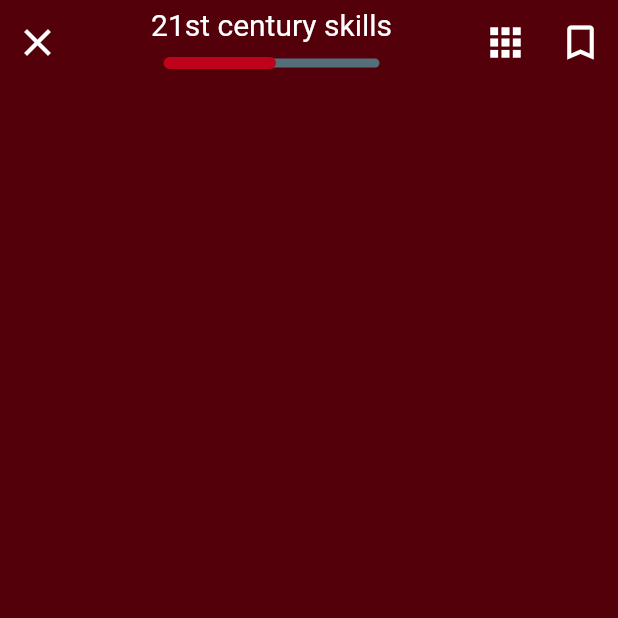
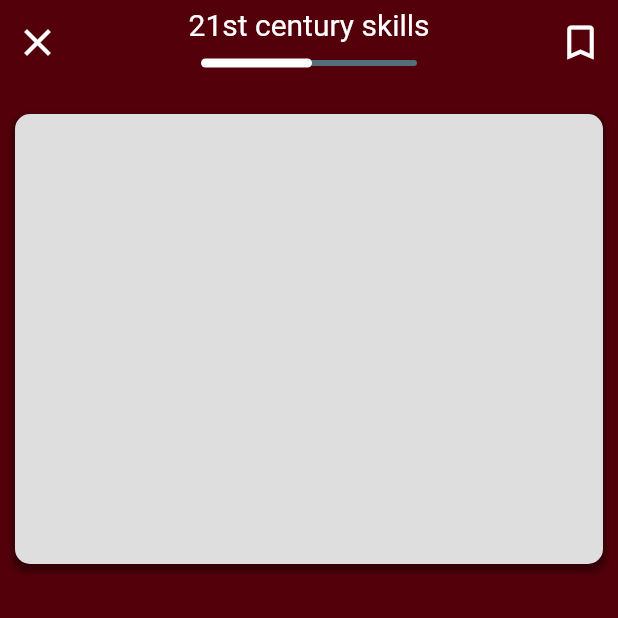
Before and after one commit to huydung/hdi_academy, a Flutter app: the screen it shows after launch, on a phone screen of 412 x 824 dp, the top half of it. Run offline on Flutter 3.47's test engine with Material 2 defaults, Android fonts, the phone set to English and light mode, and no system bars; our stand-ins replace logger.

Commit message:
Added an example blank card. Call it a day!

```diff
--- a/lib/constants.dart
+++ b/lib/constants.dart
@@ -18,6 +18,7 @@ const double kHDISubtitleFontSize = 20;
 const Color kHDISubtleColor = Color(0xFF90A4AE);
 const double kHDIIconSize = 30;
 const Color kHDIColorWhite = Colors.white;
+const Color kHDIColorBrightGrey = Color(0xFFDEDEDE);
 const Color kHDIColorSubtleGrey = Color(0xFF546E7A);
 
 class Routes {
--- a/lib/screens/PageViewLesson.dart
+++ b/lib/screens/PageViewLesson.dart
@@ -1,5 +1,6 @@
 import 'package:flutter/material.dart';
 import 'package:hdi_academy/constants.dart';
+import 'package:hdi_academy/widgets/LearningCard.dart';
 import 'package:hdi_academy/widgets/TopNavigator.dart';
 
 class PageViewLesson extends StatefulWidget {
@@ -19,7 +20,11 @@ class _PageViewLessonState extends State<PageViewLesson> {
               Container(
                 height: kHDIAppBarHeight,
                 child: TopNavigator(),
-              )
+              ),
+              SizedBox(
+                height: kHDISmallMargin,
+              ),
+              LearningCard(),
             ],
           ),
         ),
--- /dev/null
+++ b/lib/widgets/LearningCard.dart
@@ -0,0 +1,26 @@
+import 'package:flutter/material.dart';
+import 'package:hdi_academy/constants.dart';
+
+class LearningCard extends StatelessWidget {
+  final Widget child;
+  LearningCard({this.child});
+
+  @override
+  Widget build(BuildContext context) {
+    return Container(
+      height: 300,
+      margin: EdgeInsets.all(kHDISmallMargin),
+      decoration: BoxDecoration(
+        borderRadius: BorderRadius.circular(kHDISmallMargin),
+        color: kHDIColorBrightGrey,
+        boxShadow: [
+          BoxShadow(
+              color: Colors.black38,
+              offset: Offset(0, 3),
+              spreadRadius: 2,
+              blurRadius: 3)
+        ],
+      ),
+    );
+  }
+}
--- a/lib/widgets/TopNavigator.dart
+++ b/lib/widgets/TopNavigator.dart
@@ -50,12 +50,12 @@ class _TopNavigatorState extends State<TopNavigator> {
                       max: learningSession.currentChapter.lessonsCount
                           .toDouble(),
                       value: 3,
-                      activeColor: kHDIPrimaryColor,
+                      activeColor: kHDIColorWhite,
                       inactiveColor: kHDIColorSubtleGrey,
                       onChanged: (double value) {},
                     ),
                     data: SliderTheme.of(context).copyWith(
-                        trackHeight: 6,
+                        trackHeight: 4,
                         thumbShape: RoundSliderThumbShape(
                           enabledThumbRadius: 0.0,
                         )),
@@ -74,16 +74,16 @@ class _TopNavigatorState extends State<TopNavigator> {
               ],
             ),
           ),
-          Padding(
-            padding: const EdgeInsets.symmetric(
-              vertical: 0,
-              horizontal: kHDISmallMargin,
-            ),
-            child: Icon(
-              Icons.apps,
-              size: kHDIIconSize,
-            ),
-          ),
+          // Padding(
+          //   padding: const EdgeInsets.symmetric(
+          //     vertical: 0,
+          //     horizontal: kHDISmallMargin,
+          //   ),
+          //   child: Icon(
+          //     Icons.apps,
+          //     size: kHDIIconSize,
+          //   ),
+          // ),
           Padding(
             padding: const EdgeInsets.symmetric(
               vertical: 0,
```
